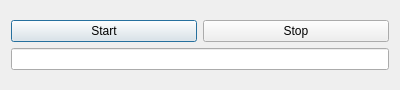
The window that project/GesEngine/connectiondialog.ui (andyafter/Lab-Stuff) describes before a commit, drawn with Qt 5.
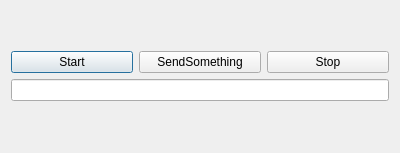
The same window after the commit.

Commit message: Added something else

The edit to the form file:
```diff
--- a/project/GesEngine/connectiondialog.ui
+++ b/project/GesEngine/connectiondialog.ui
@@ -7,7 +7,7 @@
     <x>0</x>
     <y>0</y>
     <width>400</width>
-    <height>90</height>
+    <height>153</height>
    </rect>
   </property>
   <property name="windowTitle">
@@ -25,6 +25,13 @@
          </property>
         </widget>
        </item>
+       <item>
+        <widget class="QPushButton" name="pushButton">
+         <property name="text">
+          <string>SendSomething</string>
+         </property>
+        </widget>
+       </item>
        <item>
         <widget class="QPushButton" name="conStopBtn">
          <property name="text">
```
The commit also changes 4 other files.
